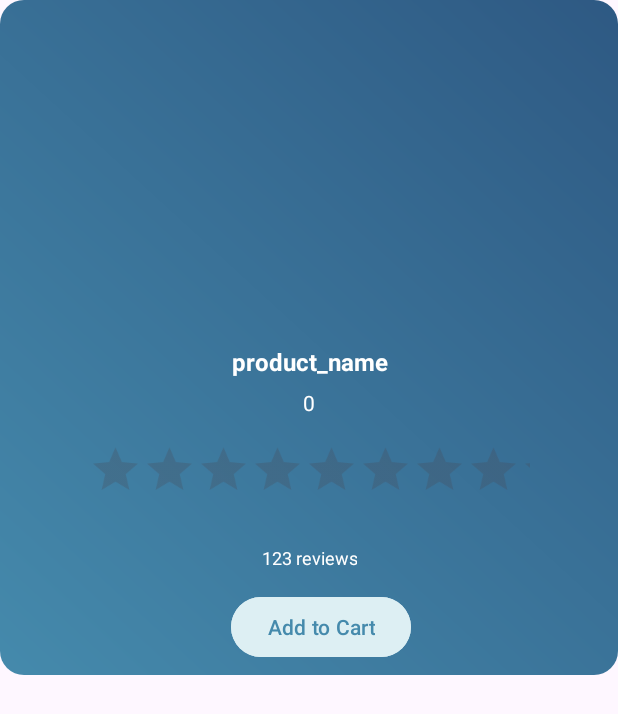
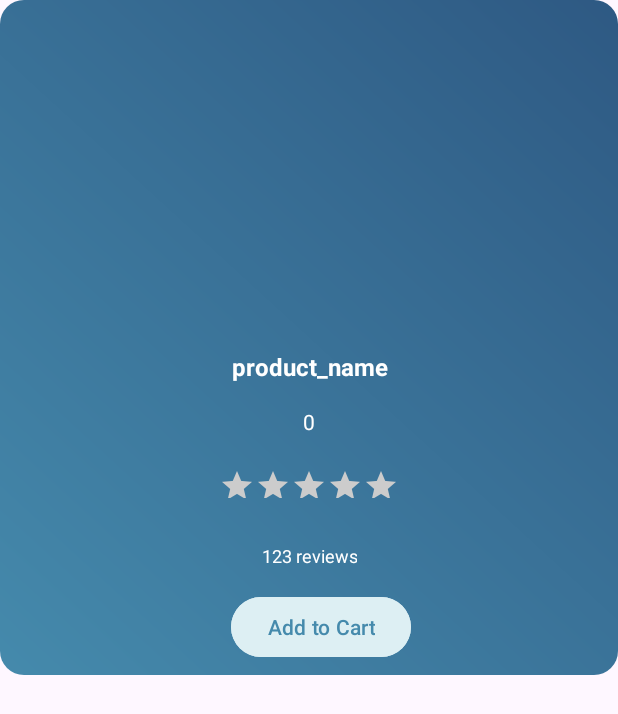
Before and after one commit to BhatVignesh/PawPal, an Android app: the layout item_dog_food.xml on its own in the app's theme, with its tools: preview values and no code run, on a phone screen of 412 x 824 dp. Shown: the top 714 px of the screen. Run offline under Robolectric (Android 15) with nearby library versions, the phone set to English and light mode, and no system bars.

Commit message:
changes made

```diff
--- a/app/src/main/res/layout/item_dog_food.xml
+++ b/app/src/main/res/layout/item_dog_food.xml
@@ -42,11 +42,12 @@
         android:id="@+id/product_price"
         android:layout_width="wrap_content"
         android:layout_height="wrap_content"
+        android:layout_marginTop="8dp"
         android:layout_marginBottom="4dp"
         android:gravity="center"
         android:text="0"
+        android:textColor="@color/white"
         android:textSize="14sp"
-        android:textColor="@color/white"
         app:layout_constraintBottom_toTopOf="@+id/product_rating"
         app:layout_constraintEnd_toEndOf="parent"
         app:layout_constraintStart_toStartOf="parent"
@@ -54,21 +55,27 @@
 
     <RatingBar
         android:id="@+id/product_rating"
-        android:layout_width="match_parent"
-        android:layout_height="wrap_content"
+        android:layout_width="240dp"
+        android:layout_height="40dp"
         android:layout_marginStart="10dp"
         android:layout_marginEnd="10dp"
         android:layout_marginBottom="8dp"
         android:isIndicator="true"
         android:numStars="5"
-        android:outlineAmbientShadowColor="#DDEFF3"
-        android:scaleX="0.75"
-        android:scaleY="0.75"
-        android:stepSize="0.5"
-        app:layout_constraintBottom_toTopOf="@+id/review_count"
-        app:layout_constraintEnd_toEndOf="parent"
-        app:layout_constraintStart_toStartOf="parent"
-        app:layout_constraintTop_toBottomOf="@+id/product_price" />
+        android:stepSize="0.1"
+        android:scaleX="0.5"
+        android:scaleY="0.5"
+        android:progressTint="@color/star_color"
+    android:secondaryProgressTint="@color/star_color"
+    android:progressBackgroundTint="@color/empty_star_color"
+    android:progressTintMode="src_in"
+    android:secondaryProgressTintMode="src_in"
+    android:progressBackgroundTintMode="src_in"
+    app:layout_constraintBottom_toTopOf="@+id/review_count"
+    app:layout_constraintEnd_toEndOf="parent"
+    app:layout_constraintStart_toStartOf="parent"
+    app:layout_constraintTop_toBottomOf="@+id/product_price" />
+
 
     <TextView
         android:id="@+id/review_count"
--- a/app/src/main/res/values/colors.xml
+++ b/app/src/main/res/values/colors.xml
@@ -10,5 +10,6 @@
     <color name="primary">#458AAC</color>
     <color name="light_blue">#B3E5FC</color>
     <color name="dark_blue">#0288D1</color>
-
+    <color name="star_color">#FFD700</color>
+    <color name="empty_star_color">#CCCCCC</color>
 </resources>
```
